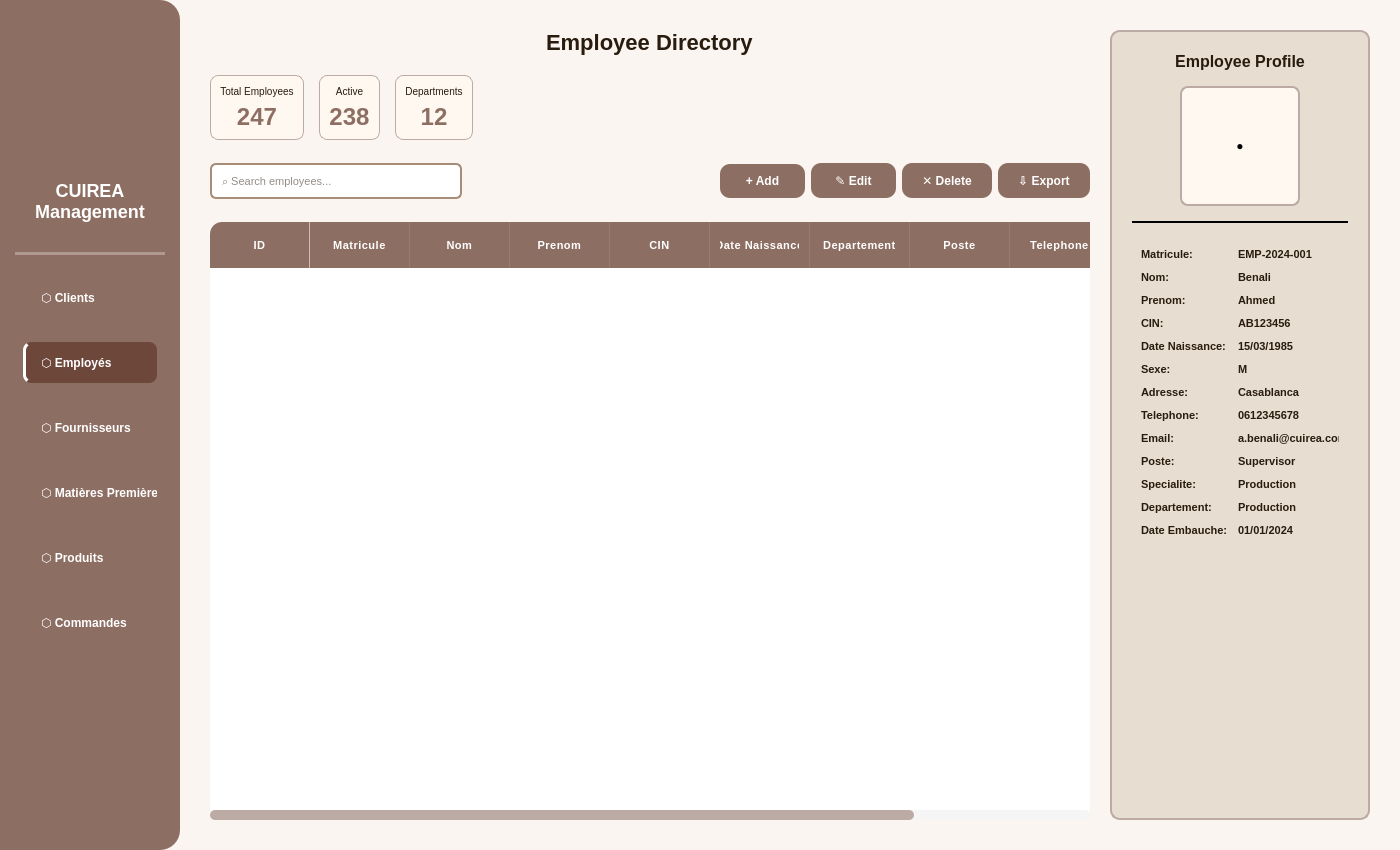
Above: OneDrive/Pictures/Documents/sans_titre/mainwindow.ui from Esprit-UP-Algo/projetcpp2526-s2-2a8-smart-leather-goods-factory-management before the change. Below: the same form after it.
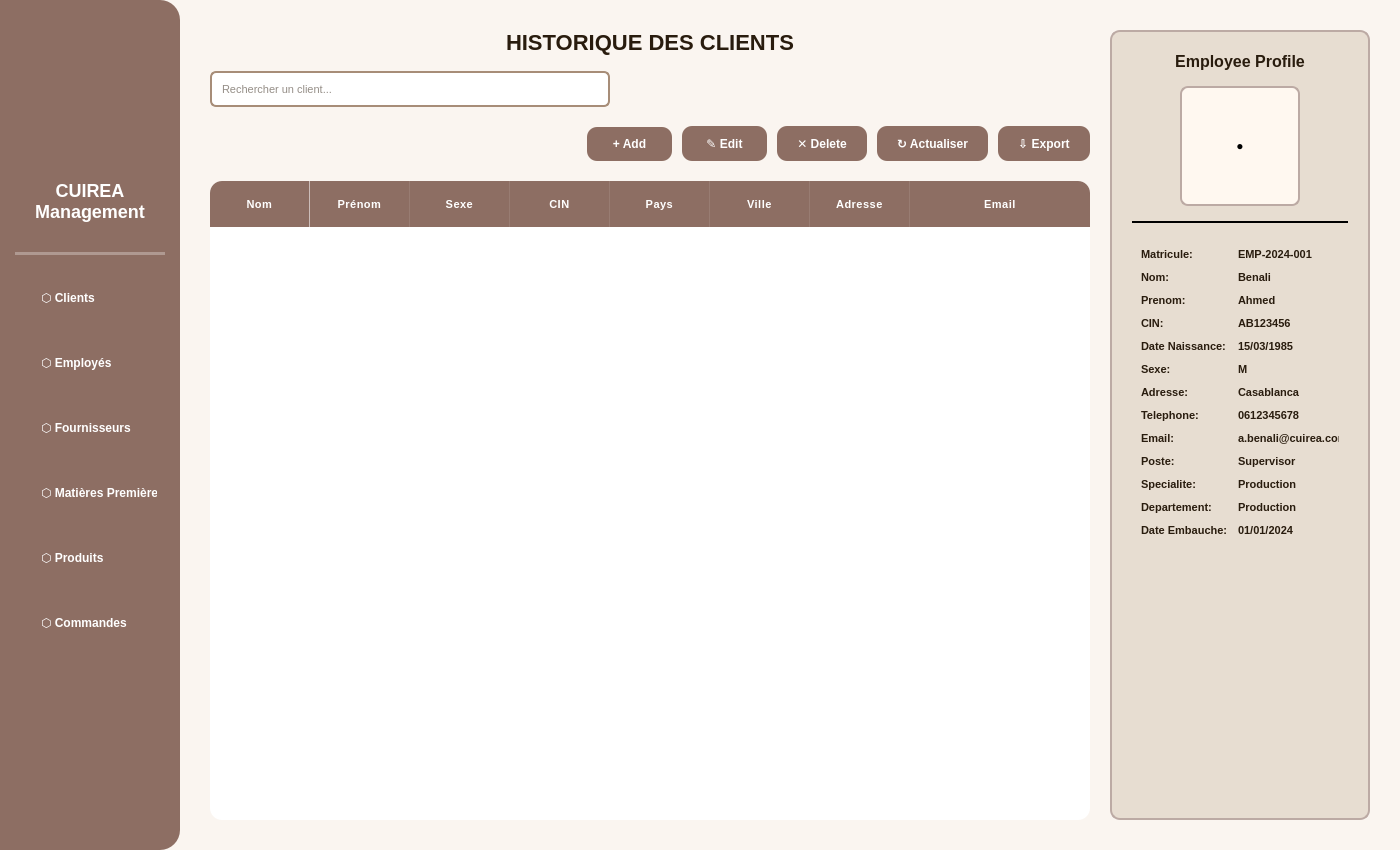
That is the form after the change. The open tabs and pages were chosen to show the change. Icons and pictures are not drawn.

Commit message: Integration des interfaces gestion des employés et clients selon le guide du professeur

```diff
--- a/OneDrive/Pictures/Documents/sans_titre/mainwindow.ui
+++ b/OneDrive/Pictures/Documents/sans_titre/mainwindow.ui
@@ -56,7 +56,7 @@
 }
 
 /* Table Styling */
-#employeeTable {
+#employeeTable, #clientTable {
     background-color: #FFFFFF;
     alternate-background-color: #FFF8F0;
     border: none;
@@ -68,7 +68,7 @@
     selection-color: white;
 }
 
-#employeeTable::item {
+#employeeTable::item, #clientTable::item {
     padding: 12px 8px;
     border: none;
     border-bottom: 1px solid #F0E6DA;
@@ -76,11 +76,11 @@
     background-color: transparent;
 }
 
-#employeeTable::item:alternate {
+#employeeTable::item:alternate, #clientTable::item:alternate {
     background-color: #FFF8F0;
 }
 
-#employeeTable::item:selected {
+#employeeTable::item:selected, #clientTable::item:selected {
     background-color: #8D6E63;
     color: white;
 }
@@ -203,8 +203,8 @@
     border-radius: 8px;
 }
 
-/* Primary Action Buttons */
-QPushButton#btnAdd, QPushButton#btnEdit, QPushButton#btnDelete, QPushButton#btnExport {
+/* Primary Action Buttons - Employee Module */
+QPushButton#btnAdd, QPushButton#btnEdit, QPushButton#btnDelete, QPushButton#btnExport, QPushButton#btnRefresh {
     background-color: #8D6E63;
     color: white;
     border: none;
@@ -221,14 +221,38 @@
     border: none;
 }
 
-QPushButton#btnAdd:pressed, QPushButton#btnEdit:pressed, QPushButton#btnDelete:pressed, QPushButton#btnExport:pressed {
+QPushButton#btnAdd:pressed, QPushButton#btnEdit:pressed, QPushButton#btnDelete:pressed, QPushButton#btnExport:pressed, QPushButton#btnRefresh:pressed {
+    background-color: #6E473B;
+    border: none;
+    padding: 11px 20px 9px 20px;
+}
+
+/* Primary Action Buttons - Client Module */
+QPushButton#btnAddClient, QPushButton#btnEditClient, QPushButton#btnDeleteClient, QPushButton#btnExportClient, QPushButton#btnRefreshClient {
+    background-color: #8D6E63;
+    color: white;
+    border: none;
+    border-radius: 10px;
+    padding: 10px 20px;
+    font-family: Arial, sans-serif;
+    font-size: 12px;
+    font-weight: bold;
+    text-align: center;
+}
+
+QPushButton#btnAddClient:hover, QPushButton#btnEditClient:hover, QPushButton#btnDeleteClient:hover, QPushButton#btnExportClient:hover, QPushButton#btnRefreshClient:hover {
+    background-color: #A0826D;
+    border: none;
+}
+
+QPushButton#btnAddClient:pressed, QPushButton#btnEditClient:pressed, QPushButton#btnDeleteClient:pressed, QPushButton#btnExportClient:pressed, QPushButton#btnRefreshClient:pressed {
     background-color: #6E473B;
     border: none;
     padding: 11px 20px 9px 20px;
 }
 
 /* Search Box */
-#searchBox {
+#searchBox, #searchBoxClient {
     background-color: white;
     color: #291C0E;
     border: 2px solid #A78D78;
@@ -238,7 +262,7 @@
     font-size: 11px;
 }
 
-#searchBox::placeholder {
+#searchBox::placeholder, #searchBoxClient::placeholder {
     color: #A78D78;
 }
 
@@ -279,13 +303,6 @@
     color: #FFFFFF;
 }
 
-/* Active navigation button */
-QPushButton#btnEmployees {
-    background-color: #6E473B;
-    color: #FFFFFF;
-    border-left: 3px solid #FFFFFF;
-}
-
 /* Statistics Cards */
 #statsCard, #statsCard_2, #statsCard_3 {
     background-color: #FFF8F0;
@@ -305,6 +322,13 @@
     font-size: 24px;
     font-weight: bold;
 }
+
+#listTitle {
+    color: #291C0E;
+    font-family: 'Times New Roman', serif;
+    font-size: 22px;
+    font-weight: bold;
+}
    </string>
   </property>
   <widget class="QWidget" name="centralwidget">
@@ -543,7 +567,12 @@
            <number>30</number>
           </property>
           <item>
-           <widget class="QWidget" name="tableSection" native="true">
+           <widget class="QStackedWidget" name="stackedWidget">
+            <property name="currentIndex">
+             <number>0</number>
+            </property>
+            <!-- PAGE 0: MODULE EMPLOYÉS -->
+            <widget class="QWidget" name="employeePage">
             <layout class="QVBoxLayout" name="verticalLayout_3">
              <property name="spacing">
               <number>20</number>
@@ -884,6 +913,229 @@
               </widget>
              </item>
             </layout>
+            </widget>
+            <!-- PAGE 1: MODULE CLIENTS -->
+            <widget class="QWidget" name="clientPage">
+             <layout class="QVBoxLayout" name="verticalLayout_8">
+              <property name="spacing">
+               <number>16</number>
+              </property>
+              <property name="leftMargin">
+               <number>0</number>
+              </property>
+              <property name="topMargin">
+               <number>0</number>
+              </property>
+              <property name="rightMargin">
+               <number>0</number>
+              </property>
+              <property name="bottomMargin">
+               <number>0</number>
+              </property>
+              <item alignment="Qt::AlignmentFlag::AlignHCenter">
+               <widget class="QLabel" name="listTitle">
+                <property name="text">
+                 <string>HISTORIQUE DES CLIENTS</string>
+                </property>
+               </widget>
+              </item>
+              <item>
+               <widget class="QLineEdit" name="searchBoxClient">
+                <property name="minimumSize">
+                 <size>
+                  <width>400</width>
+                  <height>0</height>
+                 </size>
+                </property>
+                <property name="maximumSize">
+                 <size>
+                  <width>400</width>
+                  <height>16777215</height>
+                 </size>
+                </property>
+                <property name="placeholderText">
+                 <string>Rechercher un client...</string>
+                </property>
+               </widget>
+              </item>
+              <item>
+               <widget class="QWidget" name="clientButtonsWidget" native="true">
+                <property name="minimumSize">
+                 <size>
+                  <width>0</width>
+                  <height>42</height>
+                 </size>
+                </property>
+                <property name="maximumSize">
+                 <size>
+                  <width>16777215</width>
+                  <height>42</height>
+                 </size>
+                </property>
+                <layout class="QHBoxLayout" name="horizontalLayout_6">
+                 <property name="spacing">
+                  <number>10</number>
+                 </property>
+                 <property name="leftMargin">
+                  <number>0</number>
+                 </property>
+                 <property name="topMargin">
+                  <number>0</number>
+                 </property>
+                 <property name="rightMargin">
+                  <number>0</number>
+                 </property>
+                 <property name="bottomMargin">
+                  <number>0</number>
+                 </property>
+                 <item>
+                  <spacer name="horizontalSpacer_4">
+                   <property name="orientation">
+                    <enum>Qt::Orientation::Horizontal</enum>
+                   </property>
+                   <property name="sizeHint" stdset="0">
+                    <size>
+                     <width>40</width>
+                     <height>20</height>
+                    </size>
+                   </property>
+                  </spacer>
+                 </item>
+                 <item>
+                  <widget class="QPushButton" name="btnAddClient">
+                   <property name="minimumSize">
+                    <size>
+                     <width>85</width>
+                     <height>32</height>
+                    </size>
+                   </property>
+                   <property name="text">
+                    <string>+ Add</string>
+                   </property>
+                  </widget>
+                 </item>
+                 <item>
+                  <widget class="QPushButton" name="btnEditClient">
+                   <property name="minimumSize">
+                    <size>
+                     <width>85</width>
+                     <height>32</height>
+                    </size>
+                   </property>
+                   <property name="text">
+                    <string>✎ Edit</string>
+                   </property>
+                  </widget>
+                 </item>
+                 <item>
+                  <widget class="QPushButton" name="btnDeleteClient">
+                   <property name="minimumSize">
+                    <size>
+                     <width>85</width>
+                     <height>32</height>
+                    </size>
+                   </property>
+                   <property name="text">
+                    <string>✕ Delete</string>
+                   </property>
+                  </widget>
+                 </item>
+                 <item>
+                  <widget class="QPushButton" name="btnRefreshClient">
+                   <property name="minimumSize">
+                    <size>
+                     <width>85</width>
+                     <height>32</height>
+                    </size>
+                   </property>
+                   <property name="text">
+                    <string>↻ Actualiser</string>
+                   </property>
+                  </widget>
+                 </item>
+                 <item>
+                  <widget class="QPushButton" name="btnExportClient">
+                   <property name="minimumSize">
+                    <size>
+                     <width>85</width>
+                     <height>32</height>
+                    </size>
+                   </property>
+                   <property name="text">
+                    <string>⇩ Export</string>
+                   </property>
+                  </widget>
+                 </item>
+                </layout>
+               </widget>
+              </item>
+              <item>
+               <widget class="QTableWidget" name="clientTable">
+                <property name="enabled">
+                 <bool>true</bool>
+                </property>
+                <property name="editTriggers">
+                 <set>QAbstractItemView::EditTrigger::NoEditTriggers</set>
+                </property>
+                <property name="alternatingRowColors">
+                 <bool>true</bool>
+                </property>
+                <property name="selectionBehavior">
+                 <enum>QAbstractItemView::SelectionBehavior::SelectRows</enum>
+                </property>
+                <property name="showGrid">
+                 <bool>true</bool>
+                </property>
+                <property name="sortingEnabled">
+                 <bool>true</bool>
+                </property>
+                <attribute name="horizontalHeaderStretchLastSection">
+                 <bool>true</bool>
+                </attribute>
+                <column>
+                 <property name="text">
+                  <string>Nom</string>
+                 </property>
+                </column>
+                <column>
+                 <property name="text">
+                  <string>Prénom</string>
+                 </property>
+                </column>
+                <column>
+                 <property name="text">
+                  <string>Sexe</string>
+                 </property>
+                </column>
+                <column>
+                 <property name="text">
+                  <string>CIN</string>
+                 </property>
+                </column>
+                <column>
+                 <property name="text">
+                  <string>Pays</string>
+                 </property>
+                </column>
+                <column>
+                 <property name="text">
+                  <string>Ville</string>
+                 </property>
+                </column>
+                <column>
+                 <property name="text">
+                  <string>Adresse</string>
+                 </property>
+                </column>
+                <column>
+                 <property name="text">
+                  <string>Email</string>
+                 </property>
+                </column>
+               </widget>
+              </item>
+             </layout>
+            </widget>
            </widget>
           </item>
           <item>
```
Left out of the diff: 6 changed lines with no effect on the pictures. Lines whose indentation alone changed are shown as unchanged. The commit also changes 16 other files.
